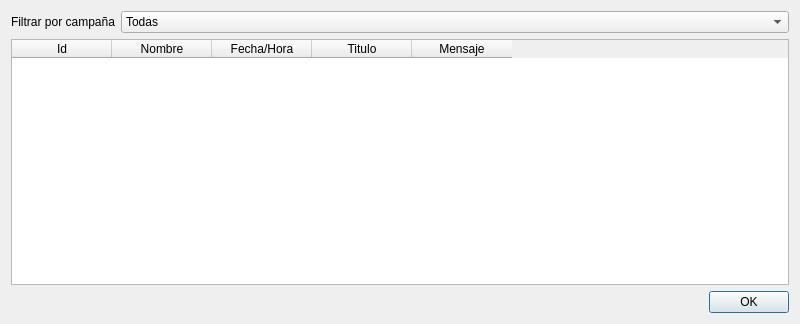
Qt form btam_gui/logwindow.ui (opsidao/btam) before a commit.
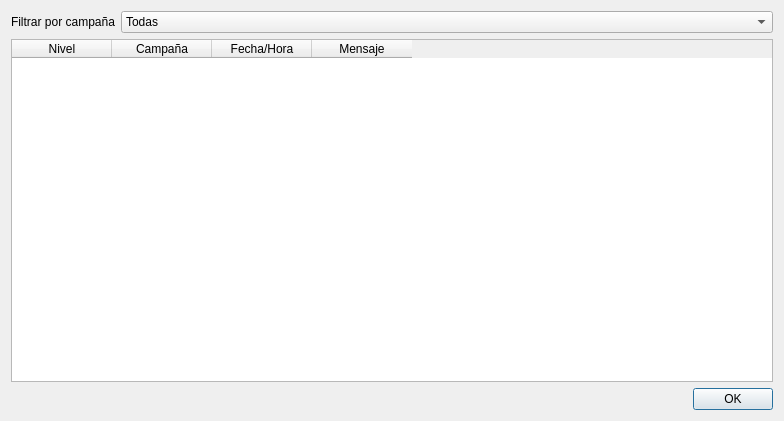
The same form after that commit.

Commit message: - Center the logging system, in the daemon side, in a single class. - Few changes on what's logged and how it's presented to the user in the gui

```diff
--- a/btam_gui/logwindow.ui
+++ b/btam_gui/logwindow.ui
@@ -5,8 +5,8 @@
    <rect>
     <x>0</x>
     <y>0</y>
-    <width>800</width>
-    <height>324</height>
+    <width>784</width>
+    <height>421</height>
    </rect>
   </property>
   <property name="windowTitle" >
@@ -36,12 +36,12 @@
      </property>
      <column>
       <property name="text" >
-       <string>Id</string>
+       <string>Nivel</string>
       </property>
      </column>
      <column>
       <property name="text" >
-       <string>Nombre</string>
+       <string>Campaña</string>
       </property>
      </column>
      <column>
@@ -49,11 +49,6 @@
        <string>Fecha/Hora</string>
       </property>
      </column>
-     <column>
-      <property name="text" >
-       <string>Titulo</string>
-      </property>
-     </column>
      <column>
       <property name="text" >
        <string>Mensaje</string>
```
The commit also changes 7 other files.
